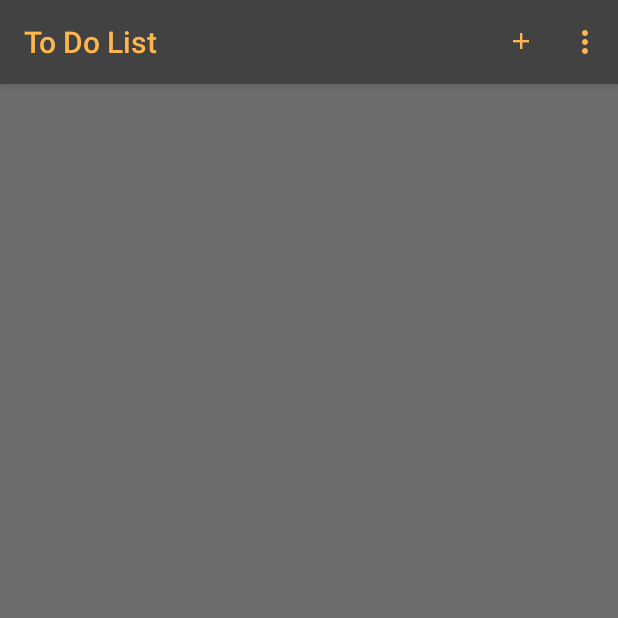
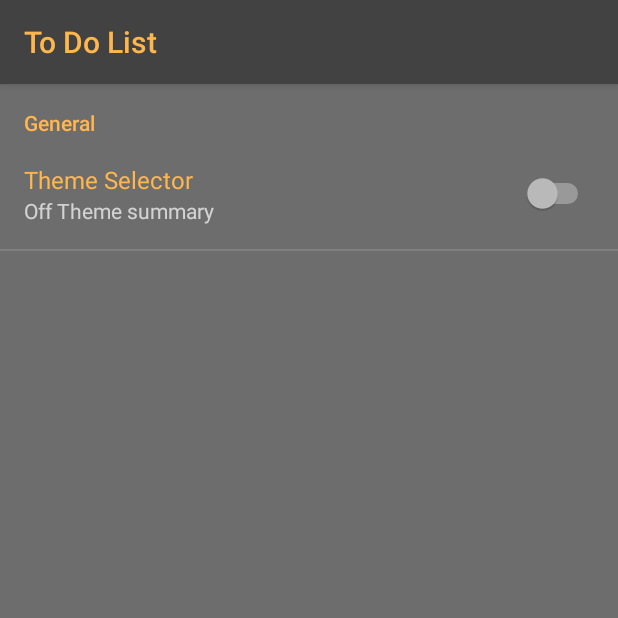
Before and after one commit to ngorham/ToDoList, an Android app: the screen it shows after launch (MainActivity before the commit, SettingsActivity after it), in the options menu, after a tap on "Settings", on a phone screen of 412 x 824 dp, the top half of it. Run offline under Robolectric (Android 15) with nearby library versions, the phone set to English and light mode, and no system bars.

Commit message:
ToDoList Update 29 3/29/2018
Added Settings activity

```diff
--- a/app/build.gradle
+++ b/app/build.gradle
@@ -9,6 +9,7 @@
         versionCode 1
         versionName "1.0"
         testInstrumentationRunner "android.support.test.runner.AndroidJUnitRunner"
+        vectorDrawables.useSupportLibrary = true
     }
     buildTypes {
         release {
@@ -23,6 +24,7 @@
     implementation 'com.android.support:appcompat-v7:26.1.0'
     implementation 'com.android.support.constraint:constraint-layout:1.0.2'
     implementation 'com.android.support:support-v4:26.1.0'
+    implementation 'com.android.support:support-vector-drawable:26.1.0'
     testImplementation 'junit:junit:4.12'
     androidTestImplementation 'com.android.support.test:runner:1.0.1'
     androidTestImplementation 'com.android.support.test.espresso:espresso-core:3.0.1'
--- a/app/src/main/java/net/ngorham/todolist/MainActivity.java
+++ b/app/src/main/java/net/ngorham/todolist/MainActivity.java
@@ -2,8 +2,11 @@
 
 import android.app.Activity;
 import android.content.Intent;
+import android.content.SharedPreferences;
 import android.content.res.Configuration;
 import android.os.Bundle;
+import android.preference.PreferenceManager;
+import android.provider.Settings;
 import android.support.v7.widget.LinearLayoutManager;
 import android.support.v7.widget.RecyclerView;
 import android.util.Log;
@@ -25,9 +28,18 @@
     private RecyclerView.LayoutManager todoLayoutManager;
     //Db variables
     private ToDoListDAO dao;
+    private SharedPreferences sharedPrefs;
+    private boolean switchTheme;
 
     @Override
     protected void onCreate(Bundle savedInstanceState) {
+        sharedPrefs = PreferenceManager.getDefaultSharedPreferences(this);
+        switchTheme = sharedPrefs.getBoolean("switch_theme", false);
+        if(switchTheme){ //Light Theme
+            setTheme(R.style.AppTheme);
+        } else { //Dark Theme
+            setTheme(R.style.DarkTheme);
+        }
         super.onCreate(savedInstanceState);
         setContentView(R.layout.activity_main);
         //Set up recycler view
@@ -111,6 +123,8 @@
                 listChanges = data.getExtras().getBoolean("changes");
                 Log.d(TAG, "INSIDE: onActivityResult: changes " + listChanges);
             }
+        } else if(requestCode == 2){
+            showSettings();
         }
     }
 
@@ -153,14 +167,17 @@
     @Override
     public boolean onOptionsItemSelected(MenuItem item){
         //Handle action items
+        Intent intent;
         switch(item.getItemId()){
             case R.id.add_list: //Add list action
-                Intent intent = new Intent(this, ListEditActivity.class);
+                intent = new Intent(this, ListEditActivity.class);
                 intent.putExtra(ListEditActivity.EXTRA_LIST_ID, 0);
                 startActivityForResult(intent, 1);
                 return true;
             case R.id.app_settings: //Settings action
                 Toast.makeText(this, "Settings action", Toast.LENGTH_SHORT).show();
+                intent = new Intent(this, SettingsActivity.class);
+                startActivityForResult(intent, 2);
                 return true;
             default:
                 return super.onOptionsItemSelected(item);
@@ -176,4 +193,10 @@
         //}
         return super.onPrepareOptionsMenu(menu);
     }
+
+    private void showSettings(){
+        SharedPreferences sharedPrefs = PreferenceManager.getDefaultSharedPreferences(this);
+        boolean switchTheme = sharedPrefs.getBoolean("switch_theme", false);
+        Toast.makeText(this, "Switch Theme results: " + switchTheme, Toast.LENGTH_SHORT).show();
+    }
 }
--- /dev/null
+++ b/app/src/main/java/net/ngorham/todolist/SettingsActivity.java
@@ -0,0 +1,14 @@
+package net.ngorham.todolist;
+
+import android.os.Bundle;
+import android.preference.PreferenceActivity;
+
+public class SettingsActivity extends PreferenceActivity {
+
+    @Override
+    protected void onCreate(Bundle savedInstanceState) {
+        super.onCreate(savedInstanceState);
+        addPreferencesFromResource(R.xml.preferences);
+
+    }
+}
--- a/app/src/main/res/values/strings.xml
+++ b/app/src/main/res/values/strings.xml
@@ -8,4 +8,7 @@
     <string name="text_field">Editable Text</string>
     <string name="add_item">Add Item</string>
     <string name="edit_item">Edit Item</string>
+
+    <!-- TODO: Remove or change this placeholder text -->
+    <string name="hello_blank_fragment">Hello blank fragment</string>
 </resources>
--- /dev/null
+++ b/app/src/main/res/xml/preferences.xml
@@ -0,0 +1,16 @@
+<?xml version="1.0" encoding="utf-8"?>
+<PreferenceScreen xmlns:android="http://schemas.android.com/apk/res/android">
+
+    <PreferenceCategory
+        android:title="General"
+        android:key="general_category">
+        <SwitchPreference
+            android:defaultValue="false"
+            android:key="switch_theme"
+            android:title="Theme Selector"
+            android:summaryOff="Off Theme summary"
+            android:summaryOn="On Theme summary"
+            android:switchTextOff="Dark Theme"
+            android:switchTextOn="Light Theme" />
+    </PreferenceCategory>
+</PreferenceScreen>
```
Also changed, not shown: app/src/main/AndroidManifest.xml (+5 -3 lines), app/src/main/java/net/ngorham/todolist/ThemePreferenceFragment.java (added, +25 -0 lines), app/src/main/res/drawable/ic_info_black_24dp.xml (added, +9 -0 lines), app/src/main/res/drawable/ic_notifications_black_24dp.xml (added, +9 -0 lines), app/src/main/res/drawable/ic_sync_black_24dp.xml (added, +9 -0 lines).
